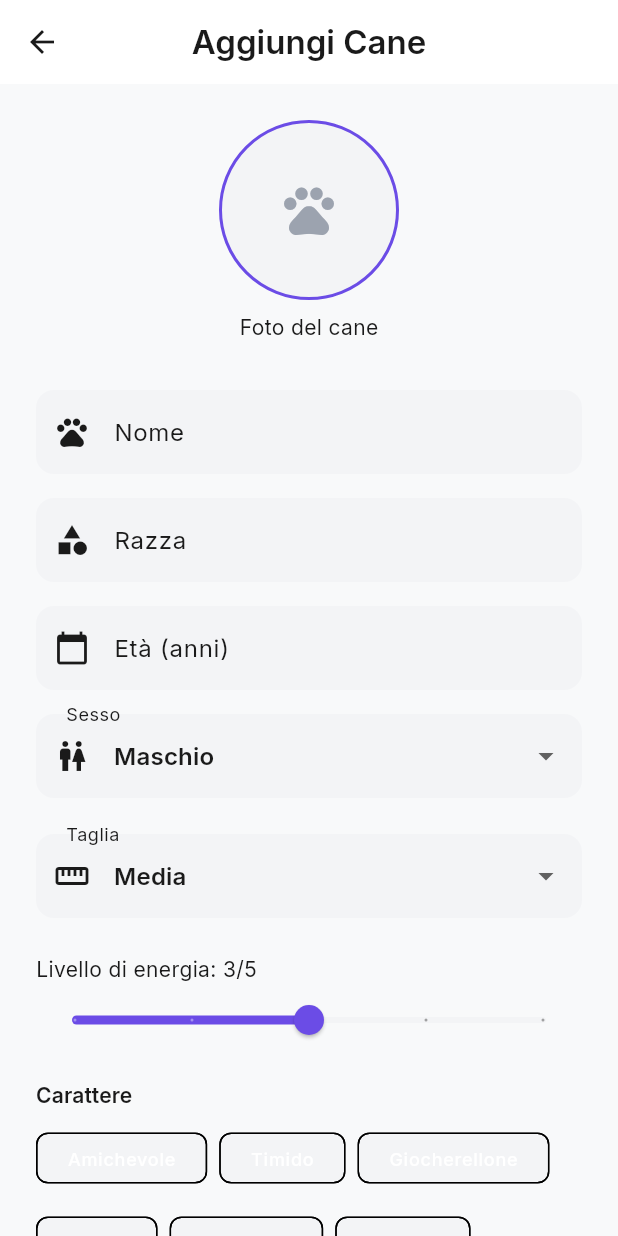
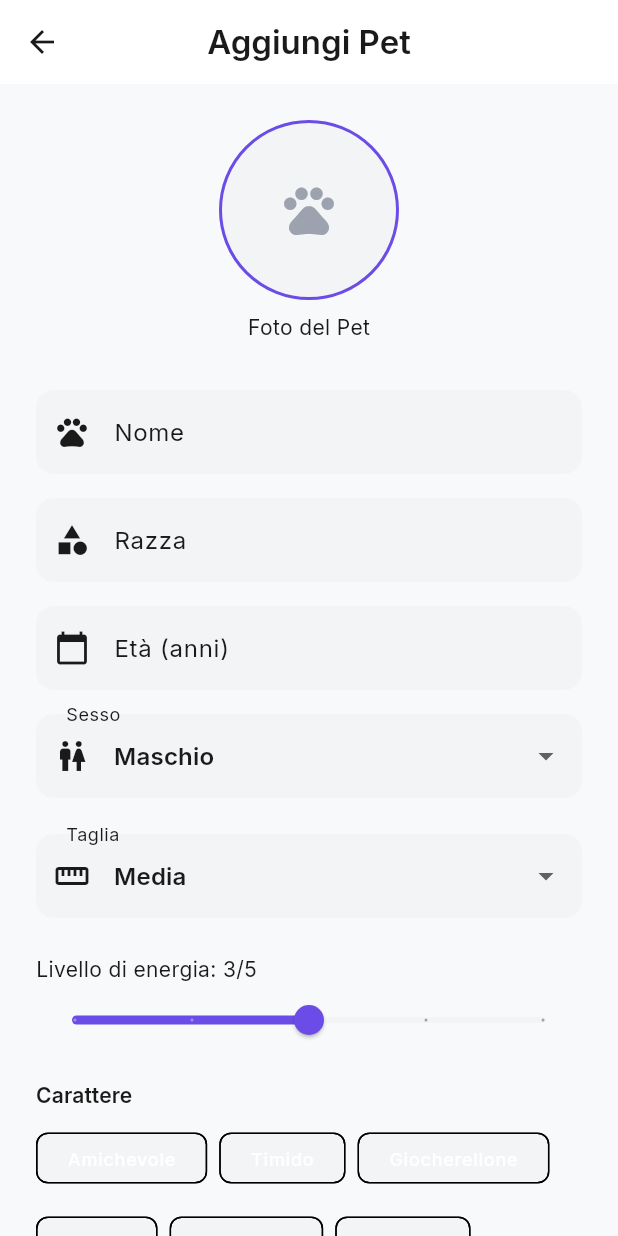
Before and after one commit to fgabelli/the_walking_pet, a Flutter app: the CreateDogProfileScreen screen opened directly, on a phone screen of 412 x 824 dp. Run offline on Flutter 3.47's test engine with Material 3 defaults, Android fonts, the phone set to English and light mode, and no system bars; our stand-ins replace cloud_firestore, firebase_auth, firebase_core, firebase_messaging, firebase_storage, flutter_image_compress and 12 more; missing offline and left inert: geoflutterfire_plus, purchases_flutter; accounts and stored records are empty.

Commit message:
refactor: Inclusivity update - replaced Cane with Pet/Animale in UI

```diff
--- a/lib/features/legal/presentation/screens/privacy_policy_screen.dart
+++ b/lib/features/legal/presentation/screens/privacy_policy_screen.dart
@@ -32,7 +32,7 @@ class PrivacyPolicyScreen extends StatelessWidget {
               'Questa Informativa sulla Privacy spiega come raccogliamo, utilizziamo, divulghiamo e proteggiamo le tue informazioni quando utilizzi la nostra applicazione mobile.\n\n'
               '1. Raccolta delle Informazioni\n'
               'Raccogliamo le informazioni che ci fornisci direttamente, come quando crei un account, aggiorni il tuo profilo o comunichi con noi. '
-              'Queste informazioni possono includere il tuo nome, indirizzo email, data di nascita, genere e informazioni sul tuo cane.\n\n'
+              'Queste informazioni possono includere il tuo nome, indirizzo email, data di nascita, genere e informazioni sul tuo animale domestico.\n\n'
               '2. Utilizzo delle Informazioni\n'
               'Utilizziamo le informazioni raccolte per fornire, mantenere e migliorare i nostri servizi, per comunicare con te e per personalizzare la tua esperienza.\n\n'
               '3. Condivisione delle Informazioni\n'
--- a/lib/features/nextdoor/presentation/screens/create_announcement_screen.dart
+++ b/lib/features/nextdoor/presentation/screens/create_announcement_screen.dart
@@ -217,7 +217,7 @@ class _CreateAnnouncementScreenState extends ConsumerState<CreateAnnouncementScr
                 decoration: const InputDecoration(
                   labelText: 'Messaggio',
                   alignLabelWithHint: true,
-                  hintText: 'Es. Ho trovato un cane smarrito in via Roma...',
+                  hintText: 'Es. Ho trovato un animale smarrito in via Roma...',
                   border: OutlineInputBorder(),
                 ),
                 validator: (value) =>
--- a/lib/features/profile/presentation/screens/create_dog_profile_screen.dart
+++ b/lib/features/profile/presentation/screens/create_dog_profile_screen.dart
@@ -130,7 +130,7 @@ class _CreateDogProfileScreenState extends ConsumerState<CreateDogProfileScreen>
 
     return Scaffold(
       appBar: AppBar(
-        title: Text(isEditing ? 'Modifica Cane' : 'Aggiungi Cane'),
+        title: Text(isEditing ? 'Modifica Pet' : 'Aggiungi Pet'),
         centerTitle: true,
       ),
       body: SingleChildScrollView(
@@ -177,7 +177,7 @@ class _CreateDogProfileScreenState extends ConsumerState<CreateDogProfileScreen>
                 ),
               ),
               const SizedBox(height: 8),
-              const Center(child: Text('Foto del cane')),
+              const Center(child: Text('Foto del Pet')),
               const SizedBox(height: 32),
 
               // Name
@@ -329,7 +329,7 @@ class _CreateDogProfileScreenState extends ConsumerState<CreateDogProfileScreen>
                             color: Colors.white,
                           ),
                         )
-                      : Text(isEditing ? 'Salva Modifiche' : 'Salva Cane'),
+                      : Text(isEditing ? 'Salva Modifiche' : 'Salva Pet'),
                 ),
               ),
               if (isEditing) ...[
@@ -343,7 +343,7 @@ class _CreateDogProfileScreenState extends ConsumerState<CreateDogProfileScreen>
                             final confirm = await showDialog<bool>(
                               context: context,
                               builder: (context) => AlertDialog(
-                                title: const Text('Elimina Cane'),
+                                title: const Text('Elimina Pet'),
                                 content: const Text(
                                     'Sei sicuro di voler eliminare questo profilo?'),
                                 actions: [
@@ -371,7 +371,7 @@ class _CreateDogProfileScreenState extends ConsumerState<CreateDogProfileScreen>
                                 if (state.error == null) {
                                   Navigator.pop(context); // Close screen
                                   ScaffoldMessenger.of(context).showSnackBar(
-                                    const SnackBar(content: Text('Cane eliminato')),
+                                    const SnackBar(content: Text('Pet eliminato')),
                                   );
                                 }
                               }
@@ -380,7 +380,7 @@ class _CreateDogProfileScreenState extends ConsumerState<CreateDogProfileScreen>
                     style: TextButton.styleFrom(
                       foregroundColor: AppColors.error,
                     ),
-                    child: const Text('Elimina Cane'),
+                    child: const Text('Elimina Pet'),
                   ),
                 ),
               ],
--- a/lib/features/profile/presentation/screens/profile_screen.dart
+++ b/lib/features/profile/presentation/screens/profile_screen.dart
@@ -419,7 +419,7 @@ class _ProfileContent extends ConsumerWidget {
                   child: Padding(
                     padding: EdgeInsets.all(16.0),
                     child: Center(
-                      child: Text('Non hai ancora aggiunto nessun cane.'),
+                      child: Text('Non hai ancora aggiunto nessun pet.'),
                     ),
                   ),
                 );
--- a/pubspec.yaml
+++ b/pubspec.yaml
@@ -1,7 +1,7 @@
 name: the_walking_pet
 description: "An app that connects dog owners, facilitates spontaneous or organized meetings, and creates a local community."
 publish_to: 'none'
-version: 1.0.0+47
+version: 1.0.0+48
 
 environment:
   sdk: ^3.10.1
```
